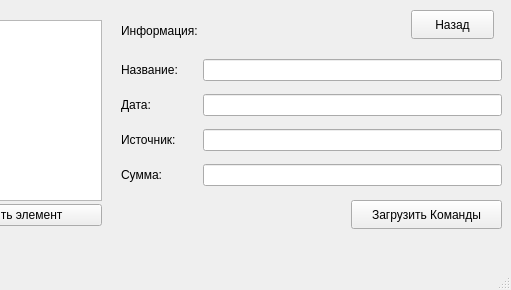
Buartskullar/allab-ki23, file lab4/mainwindow.ui: the form before one commit; both pictures show x 289 to 800 and y 0 to 290 of the 800 by 290 pixel window.
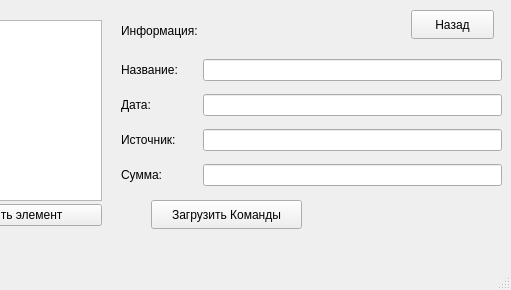
The form after the commit.

```diff
--- a/lab4/mainwindow.ui
+++ b/lab4/mainwindow.ui
@@ -238,7 +238,7 @@
    <widget class="QPushButton" name="commandButton">
     <property name="geometry">
      <rect>
-      <x>640</x>
+      <x>440</x>
       <y>200</y>
       <width>151</width>
       <height>29</height>
```
